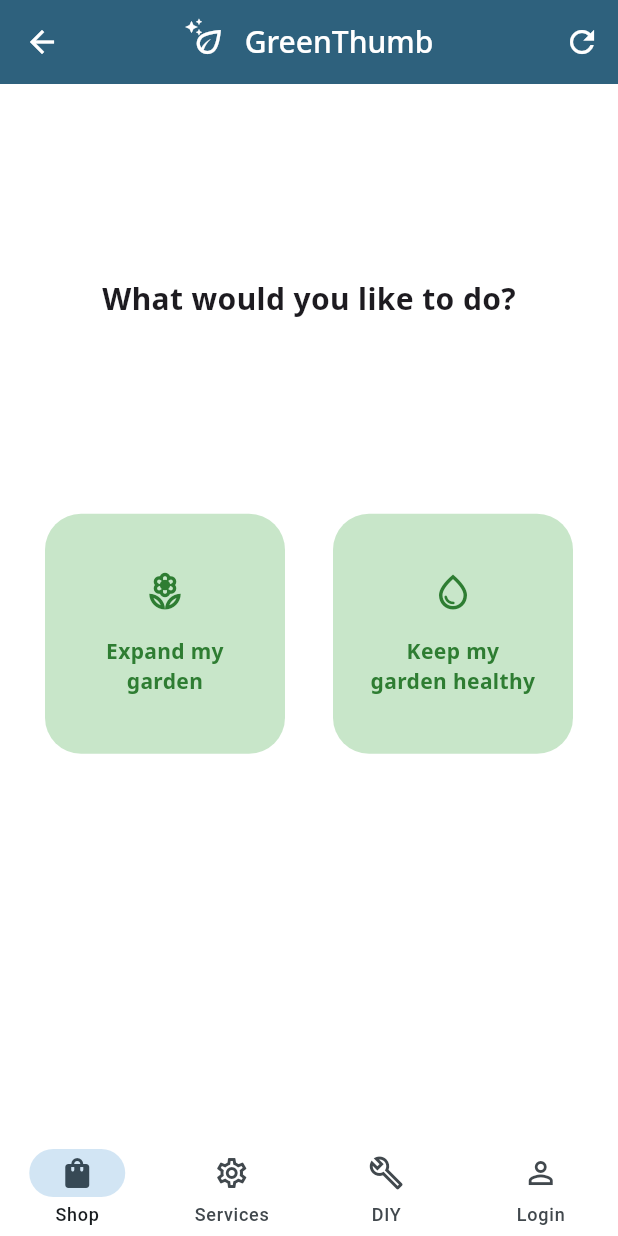
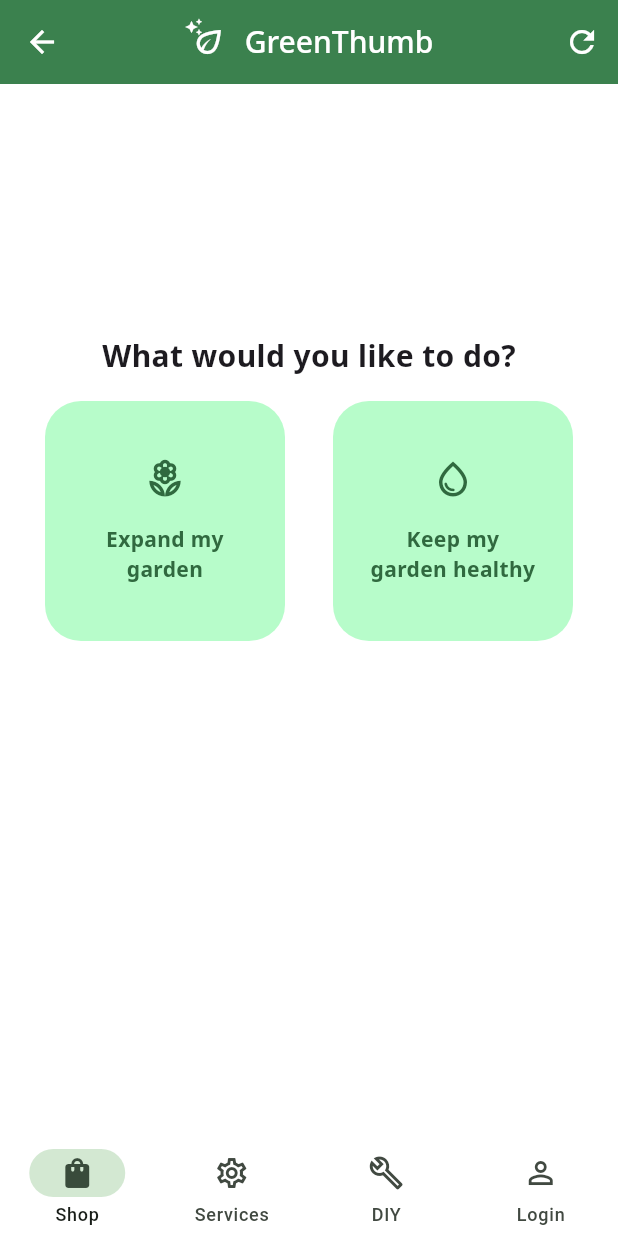
Before and after one commit to ericwindmill/flutter_genkit_demo, a Flutter app: the WizardPage screen opened directly, on a phone screen of 412 x 824 dp. Run offline on Flutter 3.47's test engine with Material 3 defaults, Android fonts, the phone set to English and light mode, and no system bars; our stand-ins replace device_info_plus, flutter_markdown, google_fonts, image_picker; missing offline and left inert: flutter_picture_taker.

Commit message:
handle wide screen on wizard page

```diff
--- a/client/lib/pages/home_page/home_page_body_mobile.dart
+++ b/client/lib/pages/home_page/home_page_body_mobile.dart
@@ -5,7 +5,7 @@ import '../../styles.dart';
 import '../../widgets/app_navigation_bar.dart';
 import '../../widgets/gt_button.dart';
 import '../../widgets/sparkle_leaf.dart';
-import '../wizard_page.dart';
+import '../wizard_page/wizard_page.dart';
 
 class HomePageBodyMobile extends StatelessWidget {
   const HomePageBodyMobile({super.key, required this.projects});
--- a/client/lib/pages/home_page/home_page_body_web.dart
+++ b/client/lib/pages/home_page/home_page_body_web.dart
@@ -5,7 +5,7 @@ import 'package:flutter_fix_warehouse/widgets/app_navigation_bar.dart';
 import '../../styles.dart';
 import '../../widgets/gt_button.dart';
 import '../../widgets/sparkle_leaf.dart';
-import '../wizard_page.dart';
+import '../wizard_page/wizard_page.dart';
 
 class HomePageBodyWeb extends StatelessWidget {
   const HomePageBodyWeb({super.key, required this.projects});
--- a/client/lib/pages/wizard_page.dart
+++ b/client/lib/pages/wizard_page/wizard_page.dart
@@ -1,15 +1,16 @@
 import 'package:flutter/material.dart';
+import 'package:flutter_fix_warehouse/main.dart';
 
-import '../greenthumb/service.dart';
-import '../styles.dart';
-import '../views/interrupt_choice_picker.dart';
-import '../views/interrupt_image_picker.dart';
-import '../views/interrupt_range_value_picker.dart';
-import '../views/model_response_view.dart';
-import '../views/user_prompt_picker.dart';
-import '../views/view_model.dart';
-import '../widgets/app_navigation_bar.dart';
-import '../widgets/sparkle_leaf.dart';
+import '../../greenthumb/service.dart';
+import '../../styles.dart';
+import '../../views/interrupt_choice_picker.dart';
+import '../../views/interrupt_image_picker.dart';
+import '../../views/interrupt_range_value_picker.dart';
+import '../../views/model_response_view.dart';
+import '../../views/user_prompt_picker.dart';
+import '../../views/view_model.dart';
+import '../../widgets/app_navigation_bar.dart';
+import '../../widgets/sparkle_leaf.dart';
 
 class WizardPage extends StatefulWidget {
   const WizardPage({super.key});
@@ -27,6 +28,7 @@ class _WizardPageState extends State<WizardPage> {
     builder: (context, child) {
       final messages = _service.messages;
       final currentMessage = messages.isEmpty ? null : messages.last;
+      final screenWidth = MediaQuery.of(context).size.width;
 
       return Scaffold(
         backgroundColor: AppColors.appBackground,
@@ -50,11 +52,18 @@ class _WizardPageState extends State<WizardPage> {
           ],
           centerTitle: true,
         ),
-        body:
-            currentMessage == null
-                ? const Center(child: CircularProgressIndicator())
-                : _buildStepView(currentMessage, true),
-        bottomNavigationBar: const AppNavigationBar(),
+        body: Row(
+          children: [
+            if (screenWidth >= breakpoint) AppNavigationRail(),
+            currentMessage == null || _service.isLoading
+                ? const Expanded(
+                  child: Center(child: CircularProgressIndicator()),
+                )
+                : Expanded(child: _buildStepView(currentMessage, true)),
+          ],
+        ),
+        bottomNavigationBar:
+            screenWidth < breakpoint ? const AppNavigationBar() : null,
       );
     },
   );
--- a/client/lib/styles.dart
+++ b/client/lib/styles.dart
@@ -3,9 +3,9 @@ import 'package:google_fonts/google_fonts.dart';
 
 // Colors
 class AppColors {
-  static const primary = Color(0xFF2E617D);
-  static const primaryDark = Color(0xFF2E7D32);
-  static const primaryLight = Color(0xFFC8E6C9);
+  static const primary = Color(0xFF3B814E);
+  static const primaryDark = Color(0xFF30693F);
+  static const primaryLight = Color(0xFFB7FCCA);
   static const textPrimary = Colors.black;
   static const textSecondary = Color(0xFF666666);
   static const appBackground = Colors.white;
--- a/client/lib/views/interrupt_image_picker.dart
+++ b/client/lib/views/interrupt_image_picker.dart
@@ -59,11 +59,7 @@ class _InterruptImagePickerState extends State<InterruptImagePicker> {
                     : () => _getPicture(context),
             child: Row(
               mainAxisSize: MainAxisSize.min,
-              children: [
-                const Icon(Icons.camera_alt),
-                SizedBox(width: AppLayout.defaultPadding),
-                const Text('Take picture'),
-              ],
+              children: [const Text('Take picture')],
             ),
           ),
         ),
--- a/client/lib/views/user_prompt_picker.dart
+++ b/client/lib/views/user_prompt_picker.dart
@@ -24,7 +24,7 @@ class UserPromptPicker extends StatelessWidget {
           style: AppTextStyles.subheading,
         ),
       ),
-      const Spacer(flex: 1),
+      SizedBox(height: AppLayout.defaultPadding),
       Padding(
         padding: const EdgeInsets.symmetric(horizontal: AppLayout.largePadding),
         child: Center(
```
